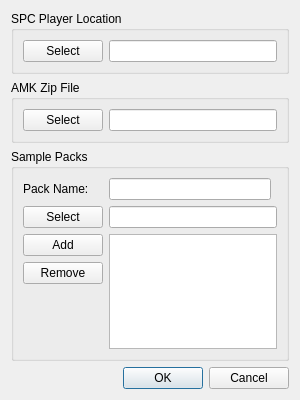
The window that smw_music/data/preferences.ui (com-posers-pit/smw_music) describes before a commit, drawn with Qt 5.
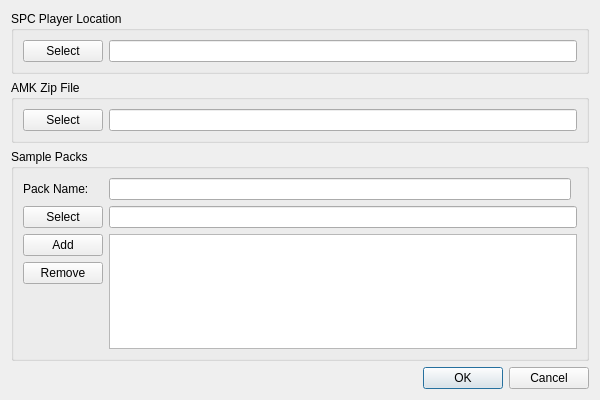
The same window after the commit.

Patch:
```diff
--- a/smw_music/data/preferences.ui
+++ b/smw_music/data/preferences.ui
@@ -6,7 +6,7 @@
    <rect>
     <x>0</x>
     <y>0</y>
-    <width>300</width>
+    <width>600</width>
     <height>400</height>
    </rect>
   </property>
```
Left out of the diff: 6 changed lines with no effect on the pictures.
